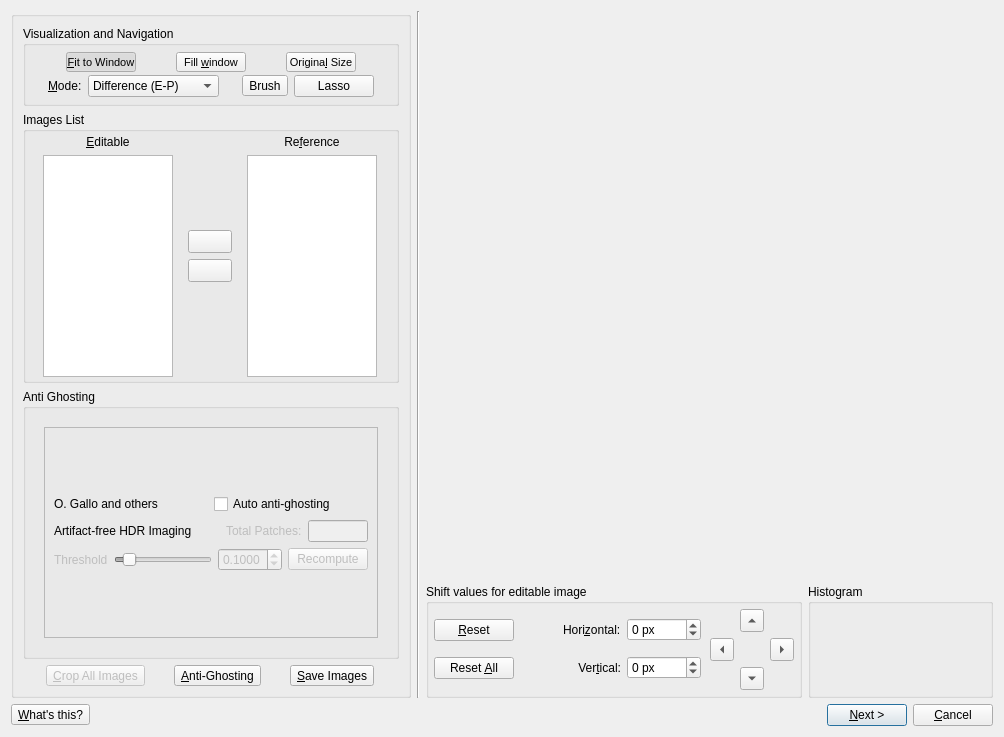
Before: the Qt Designer form src/HdrWizard/EditingTools.ui in LuminanceHDR/LuminanceHDR, drawn with Qt 5.
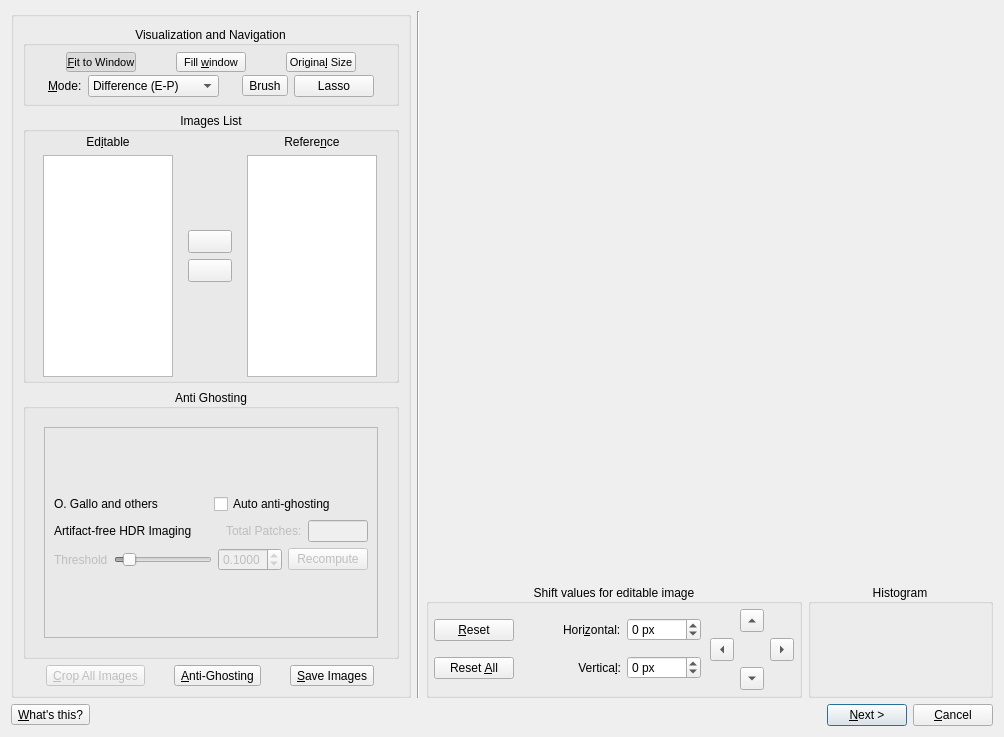
After: the same form once the commit is applied. The open tabs and pages were chosen to show the change. Icons and pictures are not drawn.

Commit message: [EditingTools]: fix UI (Auto AG displayed instead of Manual AG)

```diff
--- a/src/HdrWizard/EditingTools.ui
+++ b/src/HdrWizard/EditingTools.ui
@@ -66,6 +66,9 @@
             <property name="title">
              <string>Images List</string>
             </property>
+            <property name="alignment">
+             <set>Qt::AlignCenter</set>
+            </property>
             <layout class="QHBoxLayout" name="_4">
              <property name="spacing">
               <number>1</number>
@@ -102,7 +105,7 @@
                <item>
                 <widget class="QLabel" name="label_editable_list">
                  <property name="text">
-                  <string>&amp;Editable</string>
+                  <string>Ed&amp;itable</string>
                  </property>
                  <property name="alignment">
                   <set>Qt::AlignCenter</set>
@@ -245,7 +248,7 @@
                <item>
                 <widget class="QLabel" name="label_reference_list">
                  <property name="text">
-                  <string>Re&amp;ference</string>
+                  <string>Refere&amp;nce</string>
                  </property>
                  <property name="alignment">
                   <set>Qt::AlignCenter</set>
@@ -390,6 +393,9 @@
             <property name="title">
              <string>Visualization and Navigation</string>
             </property>
+            <property name="alignment">
+             <set>Qt::AlignCenter</set>
+            </property>
             <layout class="QVBoxLayout">
              <property name="spacing">
               <number>3</number>
@@ -702,6 +708,9 @@
             <property name="title">
              <string>Anti Ghosting</string>
             </property>
+            <property name="alignment">
+             <set>Qt::AlignCenter</set>
+            </property>
             <layout class="QGridLayout" name="gridLayout_12">
              <item row="0" column="0">
               <widget class="QStackedWidget" name="stackedWidget">
@@ -1351,6 +1360,9 @@
            <property name="title">
             <string>Shift values for editable image</string>
            </property>
+           <property name="alignment">
+            <set>Qt::AlignCenter</set>
+           </property>
            <layout class="QHBoxLayout" name="_11">
             <property name="spacing">
              <number>9</number>
@@ -1452,7 +1464,7 @@
                  <enum>Qt::LeftToRight</enum>
                 </property>
                 <property name="text">
-                 <string>Ver&amp;tical:</string>
+                 <string>Vertica&amp;l:</string>
                 </property>
                 <property name="alignment">
                  <set>Qt::AlignRight|Qt::AlignTrailing|Qt::AlignVCenter</set>
@@ -1590,6 +1602,9 @@
            <property name="title">
             <string>Histogram</string>
            </property>
+           <property name="alignment">
+            <set>Qt::AlignCenter</set>
+           </property>
            <layout class="QGridLayout" name="gridLayout_2">
             <item row="0" column="0">
              <layout class="QGridLayout" name="gridLayout_11"/>
```
Left out of the diff: 2 changed lines with no effect on the pictures.
